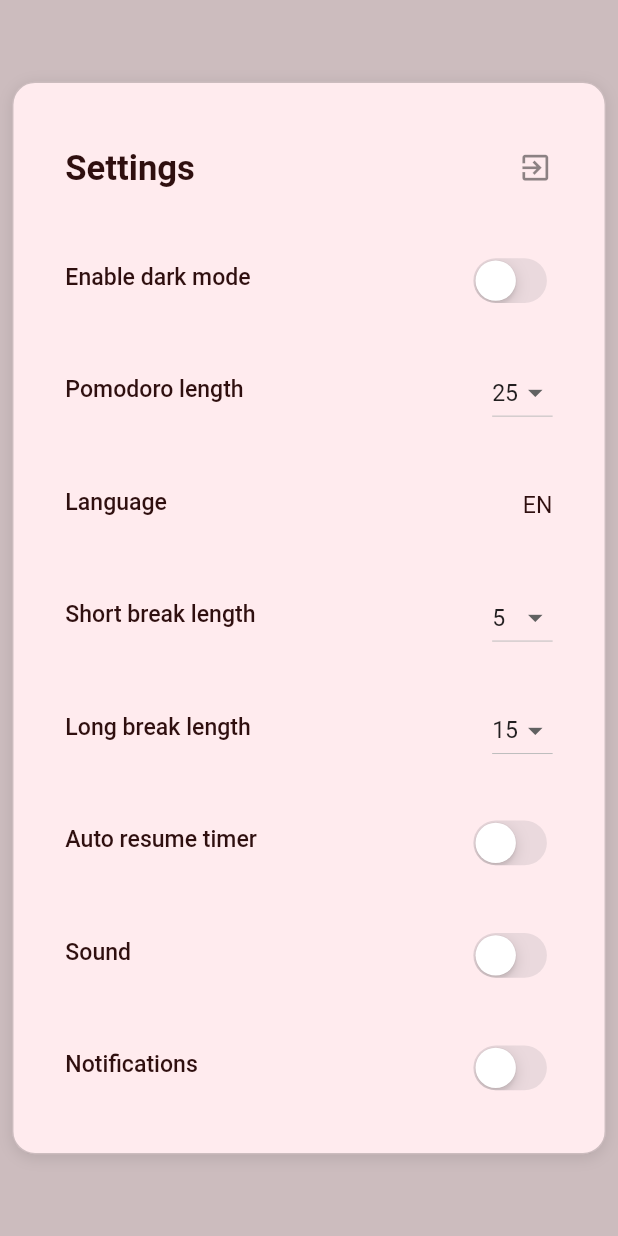
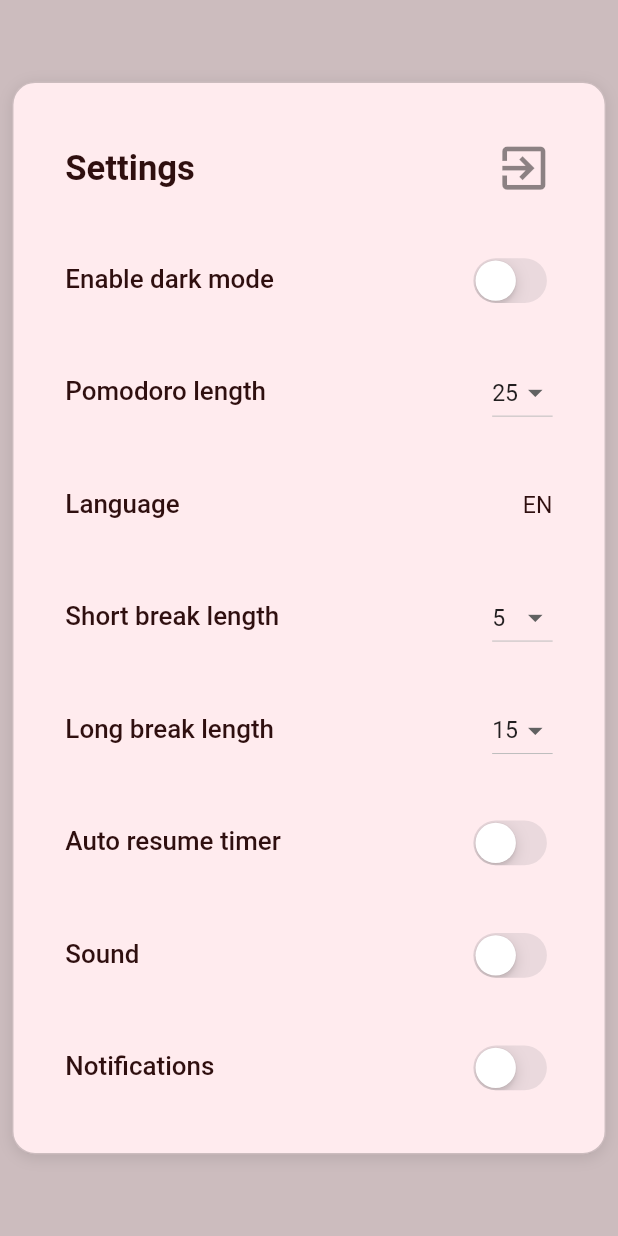
Before and after one commit to TalgatBatyrov/pomodoro, a Flutter app: the screen it shows after launch, item 2 of the bottom bar chosen, after a tap on the "settings" icon, on a phone screen of 412 x 824 dp. Run offline on Flutter 3.47's test engine with Material 2 defaults, Android fonts, the phone set to English and light mode, and no system bars; our stand-ins replace audioplayers, easy_localization, flutter_bloc.

Commit message:
fix: settings icon and title size

```diff
--- a/lib/widgets/elements/pomodoro_action_buttons/elements/settings/settings_item.dart
+++ b/lib/widgets/elements/pomodoro_action_buttons/elements/settings/settings_item.dart
@@ -13,7 +13,7 @@ class SettingsItem extends StatelessWidget {
     Key? key,
     required this.title,
     required this.setting,
-    this.fontSize = 16,
+    this.fontSize = 18,
     this.fontWeight = FontWeight.w500,
   }) : super(key: key);
 
--- a/lib/widgets/elements/pomodoro_action_buttons/elements/settings/settings_modal.dart
+++ b/lib/widgets/elements/pomodoro_action_buttons/elements/settings/settings_modal.dart
@@ -62,8 +62,12 @@ class SettingsModal extends StatelessWidget {
                 fontSize: 24,
                 fontWeight: FontWeight.w700,
                 setting: GestureDetector(
-                    onTap: () => Navigator.pop(context),
-                    child: const Icon(Icons.exit_to_app))),
+                  onTap: () => Navigator.pop(context),
+                  child: const Icon(
+                    Icons.exit_to_app,
+                    size: 40,
+                  ),
+                )),
             SettingsItem(
               title: tr('settings_enable_dark_mode'),
               setting: CupertinoSwitch(
```
